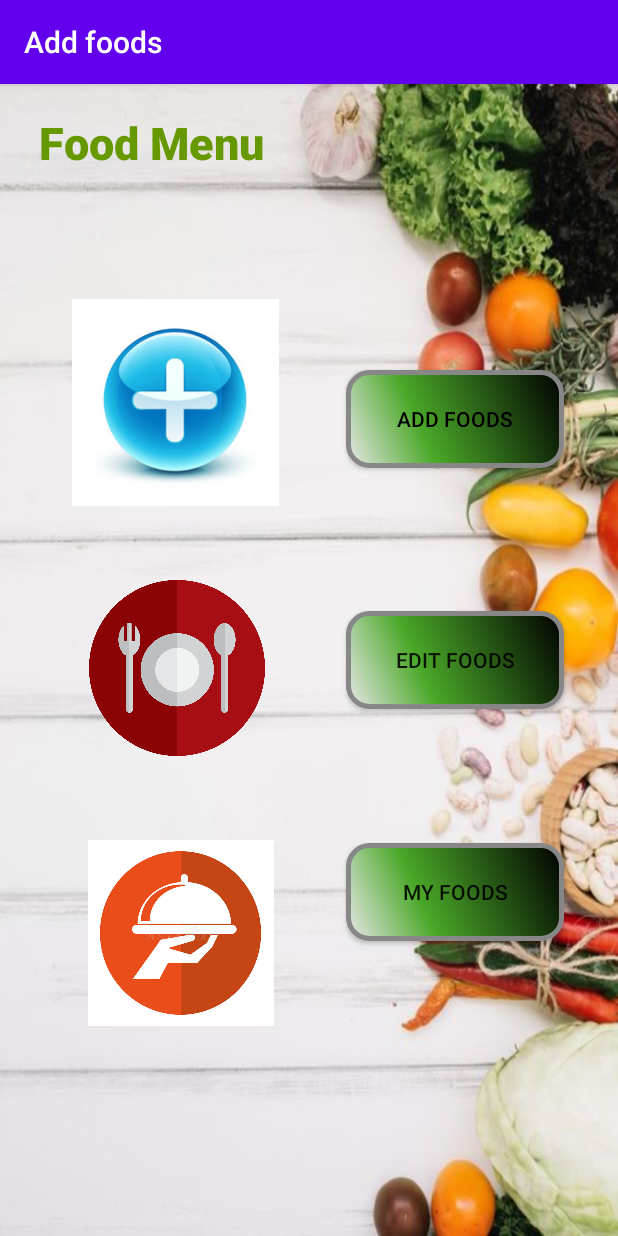
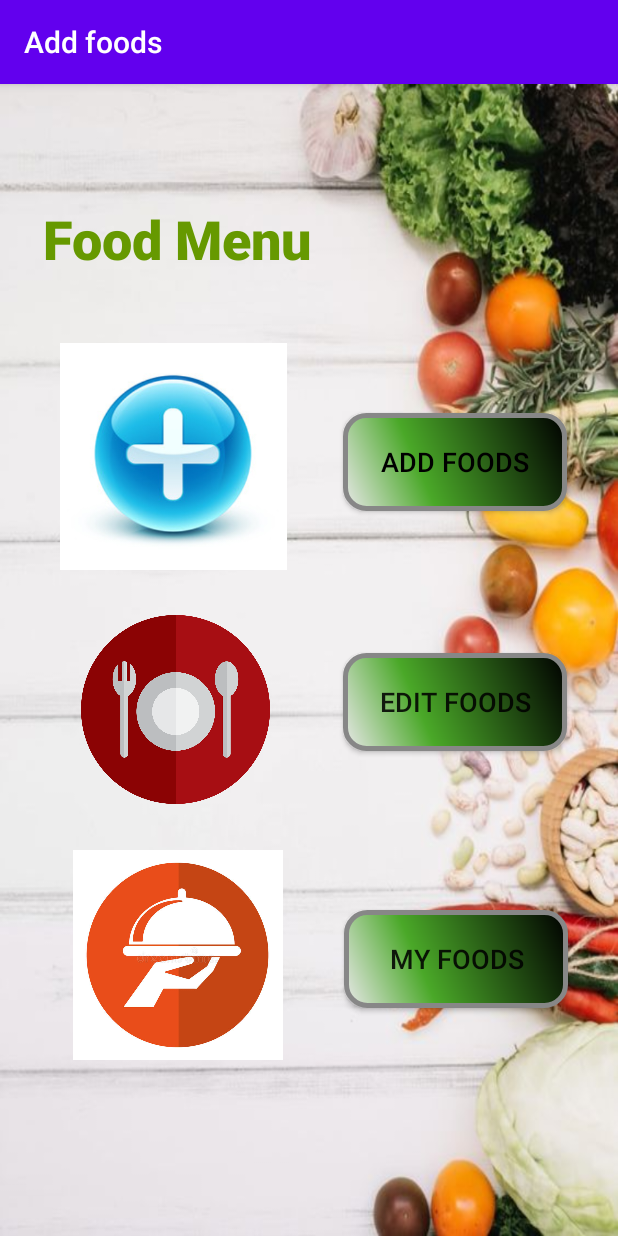
Before and after one commit to IT19216256DM/MAD_Evaluvation_01, an Android app: the screen it shows after launch (MainActivity), on a phone screen of 412 x 824 dp. Run offline under Robolectric (Android 15) with nearby library versions, the phone set to English and light mode, and no system bars.

Commit message:
commit 16

```diff
--- a/app/src/main/java/com/example/addfoods/Page3.java
+++ b/app/src/main/java/com/example/addfoods/Page3.java
@@ -47,10 +47,11 @@ public class Page3 extends AppCompatActivity {
 
         butAdd = findViewById(R.id.button3);
 
-
         usr = new User();
 
 
+
+//add data
 
         butAdd.setOnClickListener(new View.OnClickListener() {
             @Override
@@ -66,10 +67,10 @@ public class Page3 extends AppCompatActivity {
                     Toast.makeText(getApplicationContext(), "Empty price", Toast.LENGTH_SHORT).show();
                 else if (TextUtils.isEmpty(txtServings.getText().toString()))
                     Toast.makeText(getApplicationContext(), "Empty servings", Toast.LENGTH_SHORT).show();
+                else if (TextUtils.isEmpty(txtCook.getText().toString()))
+                    Toast.makeText(getApplicationContext(), "Empty cook time", Toast.LENGTH_SHORT).show();
                 else if (TextUtils.isEmpty(txtPreparation.getText().toString()))
                     Toast.makeText(getApplicationContext(), "Empty preparation time", Toast.LENGTH_SHORT).show();
-                else if (TextUtils.isEmpty(txtCook.getText().toString()))
-                    Toast.makeText(getApplicationContext(), "Empty cook time", Toast.LENGTH_SHORT).show();
                 else if (TextUtils.isEmpty(txtTotal.getText().toString()))
                     Toast.makeText(getApplicationContext(), "Empty total time", Toast.LENGTH_SHORT).show();
                 else {
@@ -77,35 +78,32 @@ public class Page3 extends AppCompatActivity {
                     usr.setAuthor(txtAuthor.getText().toString().trim());
                     usr.setPrice(Double.parseDouble(txtPrice.getText().toString().trim()));
                     usr.setServings(Integer.parseInt(txtServings.getText().toString().trim()));
+                    usr.setCook(Double.parseDouble(txtCook.getText().toString().trim()));
                     usr.setPreparation(Double.parseDouble(txtPreparation.getText().toString().trim()));
-                    usr.setCook(Double.parseDouble(txtCook.getText().toString().trim()));
                     usr.setTotal(Double.parseDouble(txtTotal.getText().toString().trim()));
                     //insert into the database
-                    dbRef.push().setValue(usr);
-
+//                    dbRef.push().setValue(usr);
+                    dbRef.child("Usr1").setValue(usr);
                     //feedback from database
-                    Toast.makeText(getApplicationContext(), "Data saved successfully", Toast.LENGTH_SHORT).show();
+                    Toast.makeText(getApplicationContext(),"Data saved successfully", Toast.LENGTH_SHORT).show();
 
 //                    String data1 = txtTitle.getText().toString();
-//                   String data2 = txtAuthor.getText().toString();
+//                    String data2 = txtAuthor.getText().toString();
 //                    String data3 = txtPrice.getText().toString();
 //                    String data4 = txtServings.getText().toString();
+//                    String data6 = txtCook.getText().toString();
 //                    String data5 = txtPreparation.getText().toString();
-//                    String data6 = txtCook.getText().toString();
-//                   String data7 = txtTotal.getText().toString();
-
-//                   Intent i = new Intent(getApplicationContext(),Page5.class);
-//                    clearControls();
-
-//                    Intent i =new Intent(Page3.this,Page5.class);
+//                    String data7 = txtTotal.getText().toString();
+//
+//                    Intent i = new Intent(getApplicationContext(),Page5.class);
                     clearControls();
-
+//
 //                    i.putExtra("ti",data1);
 //                    i.putExtra("au",data2);
 //                    i.putExtra("pr",data3);
 //                    i.putExtra("se",data4);
-//                    i.putExtra("pt",data5);
-//                    i.putExtra("co",data6);
+//                    i.putExtra("co",data5);
+//                    i.putExtra("pt",data6);
 //                    i.putExtra("to",data7);
 //
 //                    startActivity(i);
@@ -118,14 +116,12 @@ public class Page3 extends AppCompatActivity {
         });
     }
     private void clearControls(){
-       txtTitle.setText("");
+        txtTitle.setText("");
         txtAuthor.setText("");
         txtPrice.setText("");
         txtServings.setText("");
+        txtCook.setText("");
         txtPreparation.setText("");
-        txtCook.setText("");
         txtTotal.setText("");
-
     }
-
 }
--- a/app/src/main/res/layout/activity_main.xml
+++ b/app/src/main/res/layout/activity_main.xml
@@ -9,53 +9,52 @@
 
     <ImageView
         android:id="@+id/imageView16"
-        android:layout_width="177dp"
-        android:layout_height="138dp"
+        android:layout_width="173dp"
+        android:layout_height="151dp"
         android:layout_marginStart="28dp"
         android:layout_marginLeft="28dp"
-        android:layout_marginTop="125dp"
-        android:layout_marginEnd="177dp"
-        android:layout_marginRight="177dp"
-        android:layout_marginBottom="32dp"
-        app:layout_constraintBottom_toTopOf="@+id/imageView15"
+        android:layout_marginTop="154dp"
+        android:layout_marginEnd="210dp"
+        android:layout_marginRight="210dp"
+        android:layout_marginBottom="426dp"
+        app:layout_constraintBottom_toBottomOf="parent"
         app:layout_constraintEnd_toEndOf="parent"
-        app:layout_constraintEnd_toStartOf="@+id/Addfoodbtn"
-        app:layout_constraintHorizontal_bias="0.0"
         app:layout_constraintStart_toStartOf="parent"
         app:layout_constraintTop_toTopOf="parent"
         app:srcCompat="@drawable/adding" />
 
     <Button
         android:id="@+id/Addfoodbtn"
-        android:layout_width="145dp"
+        android:layout_width="149dp"
         android:layout_height="65dp"
-        android:layout_marginStart="230dp"
-        android:layout_marginLeft="230dp"
-        android:layout_marginTop="172dp"
-        android:layout_marginEnd="36dp"
-        android:layout_marginRight="36dp"
-        android:layout_marginBottom="494dp"
+        android:layout_marginStart="228dp"
+        android:layout_marginLeft="228dp"
+        android:layout_marginTop="201dp"
+        android:layout_marginEnd="34dp"
+        android:layout_marginRight="34dp"
+        android:layout_marginBottom="465dp"
         android:background="@drawable/button_backg"
         android:text="@string/buttonAddfood"
         android:textColor="@android:color/black"
+        android:textSize="18sp"
         app:layout_constraintBottom_toBottomOf="parent"
         app:layout_constraintEnd_toEndOf="parent"
-        app:layout_constraintHorizontal_bias="1.0"
         app:layout_constraintStart_toStartOf="parent"
         app:layout_constraintTop_toTopOf="parent" />
 
     <Button
         android:id="@+id/Editfoodbtn"
-        android:layout_width="145dp"
+        android:layout_width="149dp"
         android:layout_height="65dp"
-        android:layout_marginStart="230dp"
-        android:layout_marginLeft="230dp"
-        android:layout_marginTop="333dp"
-        android:layout_marginEnd="36dp"
-        android:layout_marginRight="36dp"
-        android:layout_marginBottom="333dp"
+        android:layout_marginStart="228dp"
+        android:layout_marginLeft="228dp"
+        android:layout_marginTop="361dp"
+        android:layout_marginEnd="34dp"
+        android:layout_marginRight="34dp"
+        android:layout_marginBottom="305dp"
         android:background="@drawable/button_backg"
         android:text="@string/buttoneditfood"
+        android:textSize="18sp"
         app:layout_constraintBottom_toBottomOf="parent"
         app:layout_constraintEnd_toEndOf="parent"
         app:layout_constraintStart_toStartOf="parent"
@@ -63,71 +62,71 @@
 
     <Button
         android:id="@+id/Myfoodbtn"
-        android:layout_width="145dp"
+        android:layout_width="149dp"
         android:layout_height="65dp"
-        android:layout_marginStart="230dp"
-        android:layout_marginLeft="230dp"
-        android:layout_marginTop="506dp"
-        android:layout_marginEnd="36dp"
-        android:layout_marginRight="36dp"
-        android:layout_marginBottom="160dp"
+        android:layout_marginStart="229dp"
+        android:layout_marginLeft="229dp"
+        android:layout_marginTop="532dp"
+        android:layout_marginEnd="33dp"
+        android:layout_marginRight="33dp"
+        android:layout_marginBottom="134dp"
         android:background="@drawable/button_backg"
         android:text="@string/buttonmyfood"
+        android:textSize="18sp"
+        app:layout_constraintBottom_toBottomOf="parent"
+        app:layout_constraintEnd_toEndOf="parent"
+        app:layout_constraintStart_toStartOf="parent"
+        app:layout_constraintTop_toTopOf="parent" />
+
+    <ImageView
+        android:id="@+id/imageView15"
+        android:layout_width="127dp"
+        android:layout_height="126dp"
+        android:layout_marginStart="53dp"
+        android:layout_marginLeft="53dp"
+        android:layout_marginTop="335dp"
+        android:layout_marginEnd="231dp"
+        android:layout_marginRight="231dp"
+        android:layout_marginBottom="270dp"
         app:layout_constraintBottom_toBottomOf="parent"
         app:layout_constraintEnd_toEndOf="parent"
         app:layout_constraintStart_toStartOf="parent"
         app:layout_constraintTop_toTopOf="parent"
-        app:layout_constraintVertical_bias="0.0" />
-
-    <ImageView
-        android:id="@+id/imageView15"
-        android:layout_width="129dp"
-        android:layout_height="117dp"
-        android:layout_marginStart="53dp"
-        android:layout_marginLeft="53dp"
-        android:layout_marginTop="294dp"
-        android:layout_marginEnd="229dp"
-        android:layout_marginRight="229dp"
-        android:layout_marginBottom="320dp"
-        app:layout_constraintBottom_toBottomOf="parent"
-        app:layout_constraintEnd_toEndOf="parent"
-        app:layout_constraintHorizontal_bias="1.0"
-        app:layout_constraintStart_toStartOf="parent"
-        app:layout_constraintTop_toTopOf="parent"
-        app:layout_constraintVertical_bias="1.0"
         app:srcCompat="@drawable/foodplate" />
 
     <TextView
         android:id="@+id/menutext"
-        android:layout_width="238dp"
-        android:layout_height="37dp"
+        android:layout_width="245dp"
+        android:layout_height="61dp"
+        android:layout_marginStart="28dp"
+        android:layout_marginLeft="28dp"
+        android:layout_marginTop="60dp"
+        android:layout_marginEnd="138dp"
+        android:layout_marginRight="138dp"
+        android:layout_marginBottom="610dp"
         android:fontFamily="sans-serif-black"
         android:text="@string/menufood"
         android:textColor="@android:color/holo_green_dark"
-        android:textSize="30sp"
-        app:layout_constraintBottom_toTopOf="@+id/imageView16"
+        android:textSize="36sp"
+        app:layout_constraintBottom_toBottomOf="parent"
         app:layout_constraintEnd_toEndOf="parent"
-        app:layout_constraintHorizontal_bias="0.151"
         app:layout_constraintStart_toStartOf="parent"
-        app:layout_constraintTop_toTopOf="parent"
-        app:layout_constraintVertical_bias="0.179" />
+        app:layout_constraintTop_toTopOf="parent" />
 
     <ImageView
         android:id="@+id/imageView6"
-        android:layout_width="163dp"
-        android:layout_height="124dp"
-        android:layout_marginStart="38dp"
-        android:layout_marginLeft="38dp"
-        android:layout_marginTop="504dp"
-        android:layout_marginEnd="210dp"
-        android:layout_marginRight="210dp"
-        android:layout_marginBottom="103dp"
+        android:layout_width="203dp"
+        android:layout_height="140dp"
+        android:layout_marginStart="16dp"
+        android:layout_marginLeft="16dp"
+        android:layout_marginTop="492dp"
+        android:layout_marginEnd="192dp"
+        android:layout_marginRight="192dp"
+        android:layout_marginBottom="99dp"
         app:layout_constraintBottom_toBottomOf="parent"
         app:layout_constraintEnd_toEndOf="parent"
-        app:layout_constraintHorizontal_bias="1.0"
         app:layout_constraintStart_toStartOf="parent"
         app:layout_constraintTop_toTopOf="parent"
-        app:layout_constraintVertical_bias="0.0"
         app:srcCompat="@drawable/waiterser" />
 
 </androidx.constraintlayout.widget.ConstraintLayout>
--- a/app/src/main/res/layout/activity_page3.xml
+++ b/app/src/main/res/layout/activity_page3.xml
@@ -15,8 +15,8 @@
         android:layout_height="wrap_content"
         android:layout_gravity="center|center_horizontal"
         android:fontFamily="sans-serif-black"
-        android:text="@string/Topic4"
-        android:textColor="@android:color/holo_green_dark"
+        android:text="@string/topicnew"
+        android:textColor="@android:color/black"
         android:textColorLink="@android:color/background_dark"
         android:textSize="37sp" />
 
@@ -91,18 +91,16 @@
         android:textSize="19sp" />
 
 
-
-
     <Button
         android:id="@+id/button3"
-        android:layout_width="183dp"
-        android:layout_height="wrap_content"
+        android:layout_width="150dp"
+        android:layout_height="65dp"
         android:layout_gravity="center"
         android:background="@drawable/button_backg"
-        android:textSize="19dp"
         android:text="@string/Addbtn"
-        android:textColor="@android:color/background_light"
-        android:textColorHighlight="@android:color/holo_green_dark" />
+        android:textColor="@android:color/black"
+        android:textColorHighlight="@android:color/holo_green_dark"
+        android:textSize="19dp" />
 
 
 </LinearLayout>
--- a/app/src/main/res/layout/activity_page5.xml
+++ b/app/src/main/res/layout/activity_page5.xml
@@ -16,7 +16,7 @@
         android:layout_gravity="center"
         android:fontFamily="sans-serif-black"
         android:text="@string/topic4"
-        android:textColor="@android:color/holo_green_dark"
+        android:textColor="@android:color/black"
         android:textColorLink="@android:color/background_dark"
         android:textSize="36sp" />
 
--- a/app/src/main/res/values/strings.xml
+++ b/app/src/main/res/values/strings.xml
@@ -42,4 +42,6 @@
     <string name="buttoneditfood">EDIT FOODS</string>
     <string name="buttonmyfood">MY FOODS</string>
     <string name="menufood">Food Menu</string>
+    <string name="addbtn">ADD DATA</string>
+    <string name="topicnew">Food Details</string>
 </resources>
```
